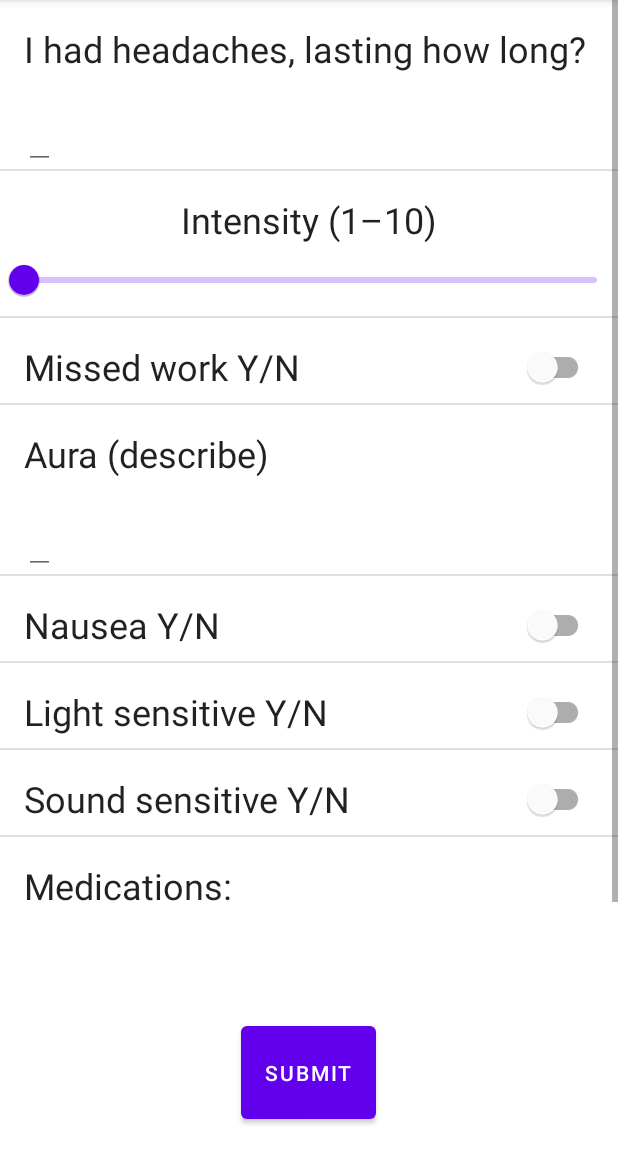
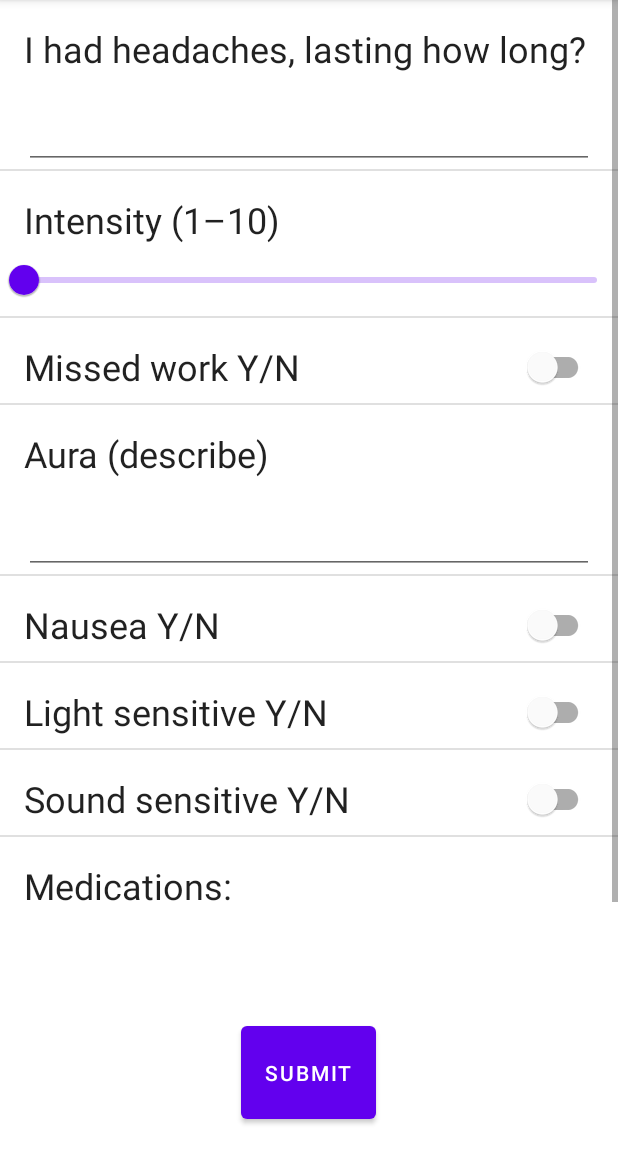
Before and after one commit to RegBl/MigraineTracker, an Android app: the DailyRecordFragment screen opened through its navigation route, on a phone screen of 412 x 824 dp, the part 84-1236 px from its top. Run offline under Robolectric (Android 15) with nearby library versions, the phone set to English and light mode, and no system bars; our stand-ins replace Room's generated code, data binding.

Commit message:
fixed layout_width of ConstraintLayout & edit_text_question_1 in fragment_daily_record.xml, updated .gitignore

```diff
--- a/app/src/main/res/layout/fragment_daily_record.xml
+++ b/app/src/main/res/layout/fragment_daily_record.xml
@@ -4,7 +4,6 @@
     xmlns:tools="http://schemas.android.com/tools">
 
     <data>
-
         <variable
             name="dailyRecordViewModel"
             type="io.github.regbl.migrainetracker.viewmodel.DailyRecordViewModel" />
@@ -23,7 +22,7 @@
             android:layout_weight="9">
 
             <androidx.constraintlayout.widget.ConstraintLayout
-                android:layout_width="wrap_content"
+                android:layout_width="match_parent"
                 android:layout_height="wrap_content">
 
                 <TextView
@@ -39,7 +38,7 @@
                 <EditText
                     android:id="@+id/edit_text_question_1"
                     style="@style/question_edit_text"
-                    android:layout_width="fill_parent"
+                    android:layout_width="match_parent"
                     android:layout_height="wrap_content"
                     android:inputType="textShortMessage"
                     android:minHeight="48dp"
```
Also changed, not shown: 1 other file.
